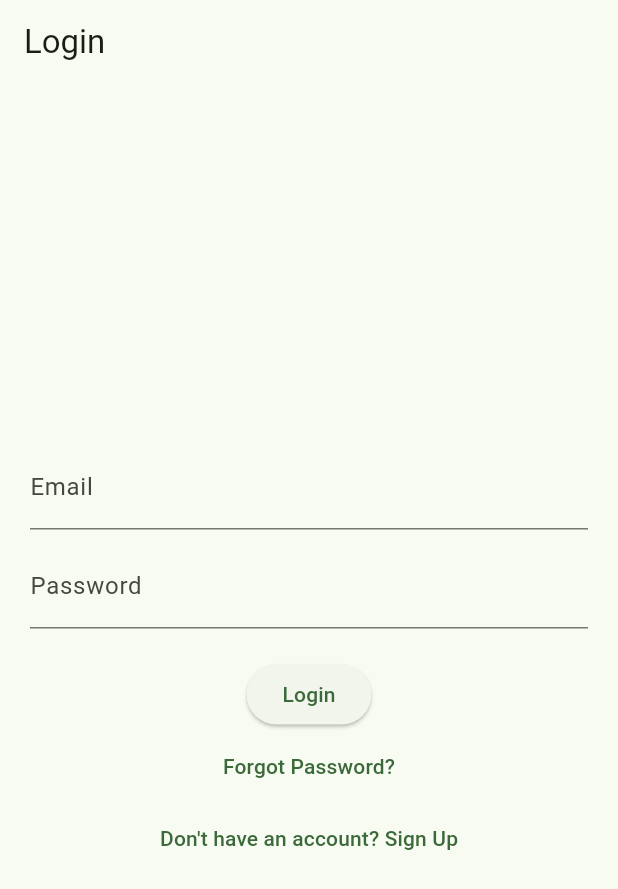
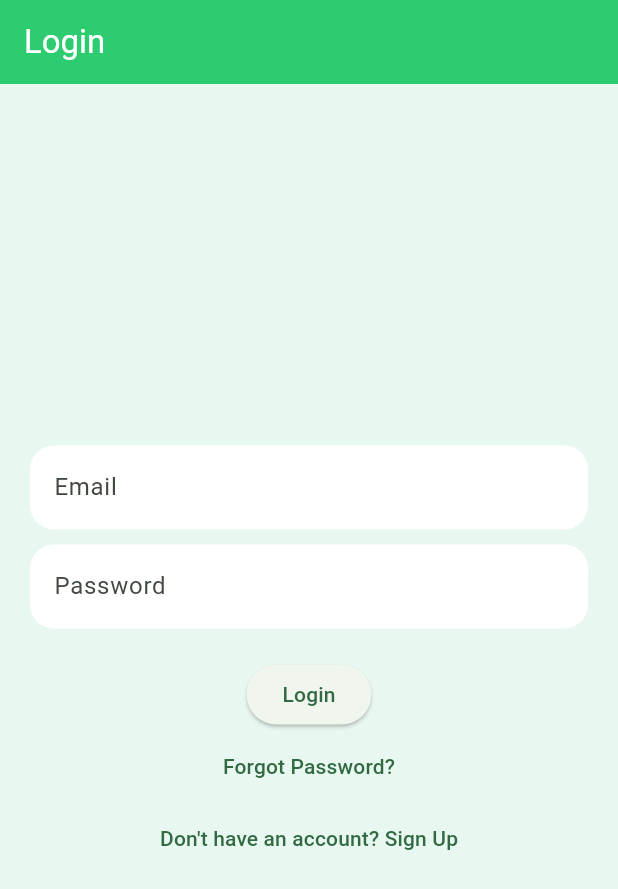
Before and after one commit to YuzuuDev/attendancesheyt, a Flutter app: the screen it shows after launch, on a phone screen of 412 x 824 dp. Shown: the top 889 px of the screen. Run offline on Flutter 3.47's test engine with Material 3 defaults, Android fonts, the phone set to English and light mode, and no system bars; our stand-ins replace cached_network_image, file_picker, open_filex, qr_flutter, supabase_flutter; missing offline and left inert: flutter_pdfview, qr_code_scanner_plus; accounts and stored records are empty.

Commit message:
Update main.dart

```diff
--- a/lib/main.dart
+++ b/lib/main.dart
@@ -2,6 +2,7 @@ import 'package:flutter/material.dart';
 import 'screens/login_screen.dart';
 import 'screens/home_screen.dart';
 import 'supabase_client.dart';
+import 'app_theme.dart';
 
 void main() async {
   WidgetsFlutterBinding.ensureInitialized();
@@ -22,13 +23,7 @@ class MyApp extends StatelessWidget {
     return MaterialApp(
       debugShowCheckedModeBanner: false,
       title: 'Smart Attendance',
-      theme: ThemeData(
-        colorScheme: ColorScheme.fromSeed(
-          seedColor: Colors.green,
-          brightness: Brightness.light,
-        ),
-        useMaterial3: true,
-      ),
+      theme: AppTheme.theme,
       home: isLoggedIn ? HomeScreen() : LoginScreen(),
     );
   }
```
